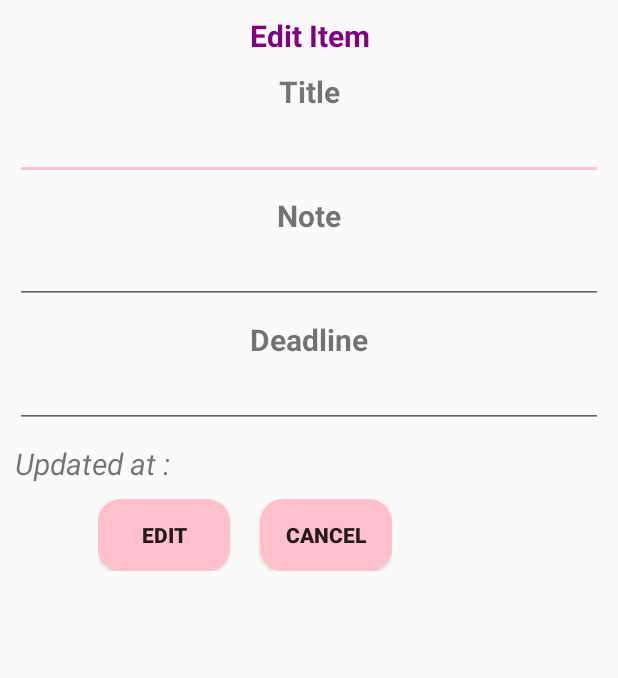
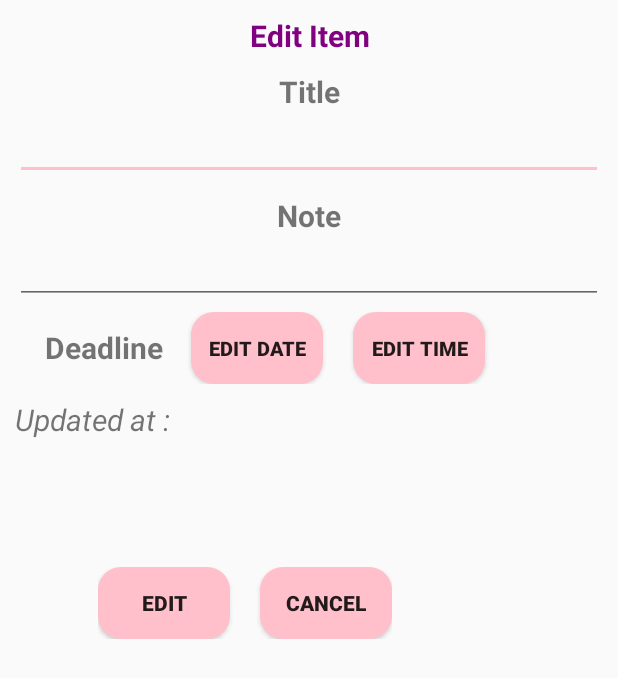
Before and after one commit to rofifahnurul/Tugas-App-toDoList, an Android app: the layout edit_layout.xml on its own in the app's theme, with its tools: preview values and no code run, on a phone screen of 412 x 824 dp. Shown: the top 678 px of the screen. Run offline under Robolectric (Android 15) with nearby library versions, the phone set to English and light mode, and no system bars.

Commit message:
Fitur Update Deadline Date & Time

```diff
--- a/ToDo-List/app/src/main/res/layout/edit_layout.xml
+++ b/ToDo-List/app/src/main/res/layout/edit_layout.xml
@@ -52,24 +52,49 @@
         android:layout_height="match_parent"
         android:id="@+id/editNote"/>
 
+    <LinearLayout
+        android:layout_width="wrap_content"
+        android:layout_height="match_parent"
+        android:layout_marginTop="5dp"
+        android:orientation="horizontal">
         <TextView
             android:layout_width="match_parent"
-        android:layout_height="wrap_content"
+            android:layout_height="match_parent"
             android:layout_marginTop="10dp"
             android:textSize="20sp"
             android:textStyle="bold"
+            android:layout_marginStart="30dp"
+            android:paddingEnd="5dp"
+            android:layout_marginEnd="3dp"
+            android:text="@string/Deadline" />
+
+
+        <Button
+            android:id="@+id/dateDeadlineBtn"
+            android:layout_width="wrap_content"
+            android:layout_height="match_parent"
             android:layout_marginStart="10dp"
             android:layout_marginEnd="10dp"
-        android:text="@string/Deadline"
-        android:textAlignment="center"/>
+            android:background="@drawable/rounded"
+            android:paddingStart="10dp"
+            android:paddingEnd="10dp"
+            android:text="@string/editDeadline"
+            android:textSize="13sp"
+            android:textStyle="bold" />
 
-
-    <EditText
-        android:layout_width="match_parent"
+        <Button
+            android:layout_width="wrap_content"
             android:layout_marginStart="10dp"
             android:layout_marginEnd="10dp"
             android:layout_height="match_parent"
-        android:id="@+id/editDeadline"/>
+            android:text="@string/editTimeDeadline"
+            android:background="@drawable/rounded"
+            android:textSize="13sp"
+            android:textStyle="bold"
+            android:paddingStart="10dp"
+            android:paddingEnd="10dp"
+            android:id="@+id/timeDeadlineBtn"/>
+    </LinearLayout>
 
     <TextView
         android:layout_width="match_parent"
@@ -81,6 +106,26 @@
         android:layout_marginEnd="10dp"
         android:id="@+id/editDate"
         android:text="@string/editDate" />
+
+    <TextView
+        android:layout_width="match_parent"
+        android:layout_height="wrap_content"
+        android:layout_marginTop="10dp"
+        android:textSize="20sp"
+        android:textStyle="italic"
+        android:layout_marginStart="10dp"
+        android:layout_marginEnd="10dp"
+        android:id="@+id/editDateDeadline"/>
+
+    <TextView
+        android:layout_width="match_parent"
+        android:layout_height="wrap_content"
+        android:layout_marginTop="10dp"
+        android:textSize="20sp"
+        android:textStyle="italic"
+        android:layout_marginStart="10dp"
+        android:layout_marginEnd="10dp"
+        android:id="@+id/editTimeDeadline" />
 
     <LinearLayout
         android:layout_width="wrap_content"
--- a/ToDo-List/app/src/main/res/values/strings.xml
+++ b/ToDo-List/app/src/main/res/values/strings.xml
@@ -17,4 +17,6 @@
     <string name="Deadline">Deadline</string>
     <string name="addDeadline">Pick Date</string>
     <string name="addTimeDeadline">Pick Time</string>
+    <string name="editDeadline">Edit Date</string>
+    <string name="editTimeDeadline">Edit Time</string>
 </resources>
```
Also changed, not shown: ToDo-List/app/src/main/java/id/ac/unhas/todolist/main/MainActivity.kt (+40 -2 lines). Lines whose indentation alone changed are shown as unchanged.
